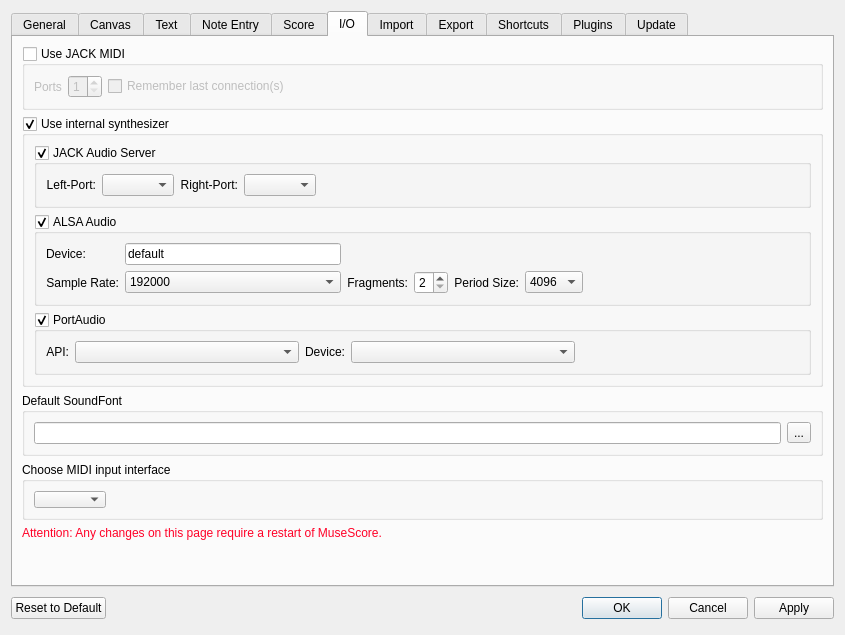
The window that mscore/mscore/prefsdialog.ui (musescore/musescore-old) describes before a commit, drawn with Qt 5.
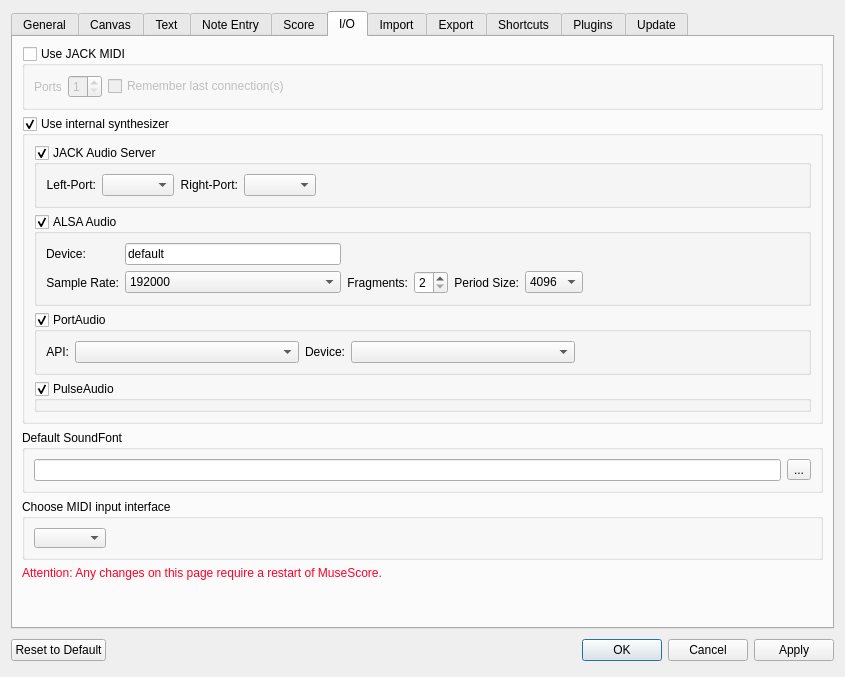
The same window after the commit. The open tabs and pages were chosen to show the change. Custom widgets are drawn as their Qt base class.

Commit message: Changed audio interface to "interleaved" mode. Added PulseAudio driver.

The edit to the form file:
```diff
--- a/mscore/mscore/prefsdialog.ui
+++ b/mscore/mscore/prefsdialog.ui
@@ -7,7 +7,7 @@
     <x>0</x>
     <y>0</y>
     <width>845</width>
-    <height>635</height>
+    <height>677</height>
    </rect>
   </property>
   <property name="windowTitle">
@@ -2036,6 +2036,19 @@
             </layout>
            </widget>
           </item>
+          <item>
+           <widget class="QGroupBox" name="pulseaudioDriver">
+            <property name="title">
+             <string>PulseAudio</string>
+            </property>
+            <property name="flat">
+             <bool>true</bool>
+            </property>
+            <property name="checkable">
+             <bool>true</bool>
+            </property>
+           </widget>
+          </item>
          </layout>
         </widget>
        </item>
```
Left out of the diff: 2 changed lines with no effect on the pictures. The commit also changes 22 other files.
